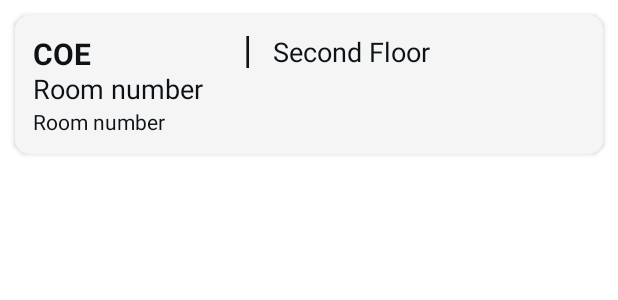
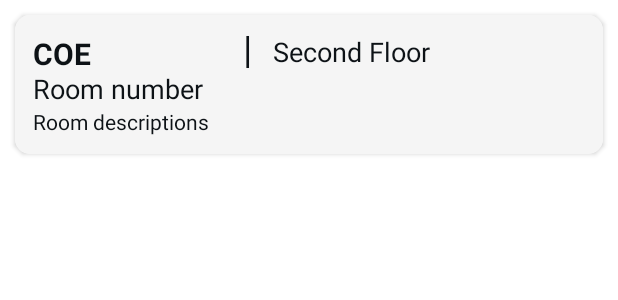
Before and after one commit to roman-batausa/NavigaIIT, an Android app: the layout item_file.xml on its own in the app's theme, with its tools: preview values and no code run, on a phone screen of 412 x 824 dp. Shown: the top 300 px of the screen. Run offline under Robolectric (Android 15) with nearby library versions, the phone set to English and light mode, and no system bars.

Commit message:
Init commit

```diff
--- a/app/src/main/java/com/example/navigaiit/BookmarksFragment.java
+++ b/app/src/main/java/com/example/navigaiit/BookmarksFragment.java
@@ -109,7 +109,7 @@ public class BookmarksFragment extends Fragment {
         mdatabaseHelper.deleteBookmark(bm);
         bookmarkModelArrayList.remove(position);
         adapter.notifyItemRemoved(position);
-        if(adapter.getItemCount() == 0) {
+        if(adapter.getItemCount() <= 0) {
             bookmark_blank_tv.setVisibility(View.VISIBLE);
         }
         Toast.makeText(requireContext(), "Bookmark deleted", Toast.LENGTH_SHORT).show();
@@ -131,7 +131,7 @@ public class BookmarksFragment extends Fragment {
         recyclerView.setLayoutManager(layoutManager);
         recyclerView.setAdapter(adapter);
 
-        if(adapter.getItemCount() == 0) {
+        if(adapter.getItemCount() <= 0) {
             bookmark_blank_tv.setVisibility(View.VISIBLE);
         }
 
--- a/app/src/main/res/layout/bookmark_item.xml
+++ b/app/src/main/res/layout/bookmark_item.xml
@@ -59,7 +59,7 @@
             android:layout_below="@id/bm_room"
             android:text="notes"
             android:textColor="@color/black"
-            android:textSize="18sp" />
+            android:textSize="16sp" />
 
         <ImageView
             android:id="@+id/delete_bookmark_img"
--- a/app/src/main/res/layout/item_file.xml
+++ b/app/src/main/res/layout/item_file.xml
@@ -53,7 +53,7 @@
             android:id="@+id/txt4"
             android:layout_width="match_parent"
             android:layout_height="wrap_content"
-            android:text="Room number"
+            android:text="Room descriptions"
             android:textSize="14sp"
             android:textColor="@color/black"
             android:layout_below="@id/txt3" />
--- a/app/src/main/res/values/strings.xml
+++ b/app/src/main/res/values/strings.xml
@@ -82,7 +82,7 @@
         <item>"Cer&#46;E&#46; Lab 1&#44; XRD&#47;XRF Analysis Lab"</item>
         <item>""</item>
         <item>"EE Energy Conversion Lab"</item>
-        <item>"0"</item>
+        <item>""</item>
         <item>"FABLAB"</item>
         <item>"FABLAB"</item>
         <item>"Fluid Science Lab"</item>
```
Also changed, not shown: app/src/main/res/layout/fragment_create_bookmark.xml (+7 -0 lines).
